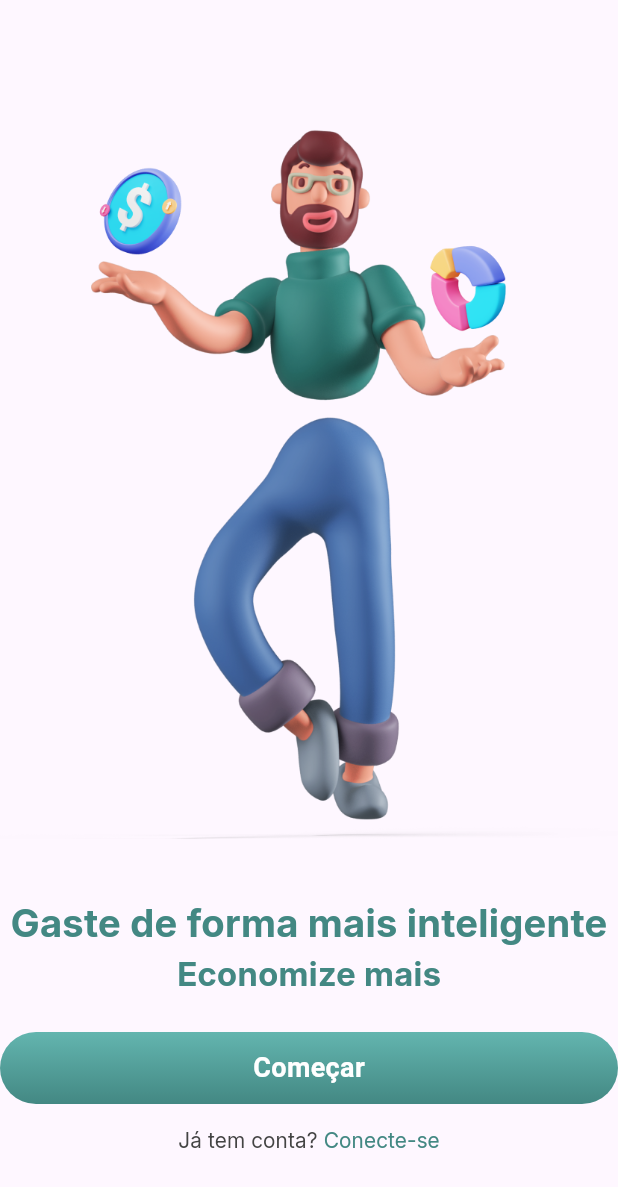
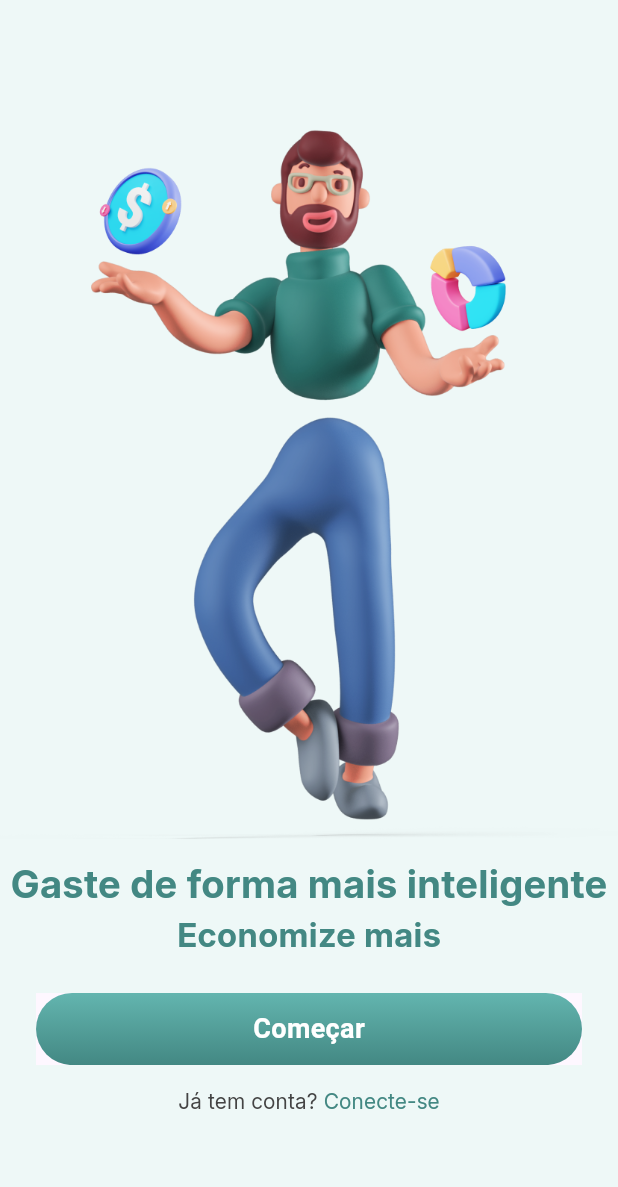
Before and after one commit to melquetrindade/finance_app, a Flutter app: the screen it shows after launch, on a phone screen of 412 x 824 dp. Shown: the top 1187 px of the screen. Run offline on Flutter 3.47's test engine with Material 3 defaults, Android fonts, the phone set to English and light mode, and no system bars.

Commit message:
fatorando página do onboarding

```diff
--- a/finance_app/lib/features/onboarding/onboarding_page.dart
+++ b/finance_app/lib/features/onboarding/onboarding_page.dart
@@ -11,15 +11,14 @@ class OnboardingPage extends StatelessWidget {
   @override
   Widget build(BuildContext context) {
     return Scaffold(
-      body: Align(
+      backgroundColor: AppColors.iceWhite,
+      body: Center(
+        child: SingleChildScrollView(
           child: Column(
             children: [
               SizedBox(height: 60.0),
-            Expanded(
-              flex: 2,
-              child: Container(
+              Container(
                 child: Image.asset('assets/images/man.png'),
-              ),
               ),
               Container(
                 width: double.infinity,
@@ -60,7 +59,7 @@ class OnboardingPage extends StatelessWidget {
                 ),
               ),
               Padding(
-              padding: const EdgeInsets.only(top: 24),
+                padding: const EdgeInsets.only(top: 24, left: 24, right: 24),
                 child: PrimaryButton(
                   text: 'Começar',
                   onPressed: () {
@@ -107,6 +106,7 @@ class OnboardingPage extends StatelessWidget {
             ],
           ),
         ),
+      ),
     );
   }
 }
--- a/finance_app/lib/widgets/primary_button.dart
+++ b/finance_app/lib/widgets/primary_button.dart
@@ -11,7 +11,8 @@ class PrimaryButton extends StatelessWidget {
 
   @override
   Widget build(BuildContext context) {
-    return Ink(
+    return Material(
+      child: Ink(
         height: 48.0,
         decoration: BoxDecoration(
             borderRadius: _borderRadius,
@@ -32,6 +33,7 @@ class PrimaryButton extends StatelessWidget {
             ),
           ),
         ),
+      ),
     );
   }
 }
```
Lines whose indentation alone changed are shown as unchanged.
